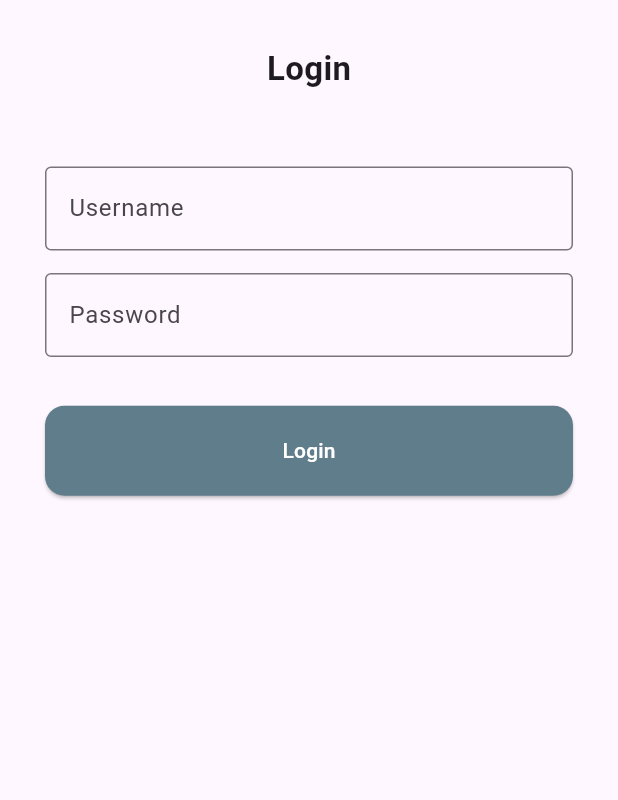
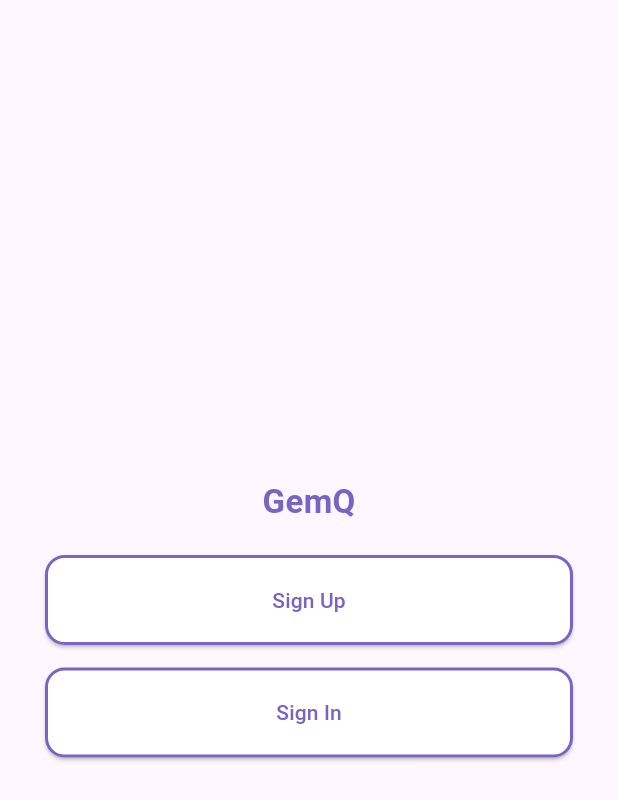
Before and after one commit to fahlan-ap/gemq_flutter, a Flutter app: the screen it shows after launch, on a phone screen of 412 x 824 dp. Shown: the top 800 px of the screen. Run offline on Flutter 3.47's test engine with Material 3 defaults, Android fonts, the phone set to English and light mode, and no system bars; our stand-ins replace get, supabase_flutter; accounts and stored records are empty.

Commit message:
login with supabase integration

```diff
--- /dev/null
+++ b/devtools_options.yaml
@@ -0,0 +1,3 @@
+description: This file stores settings for Dart & Flutter DevTools.
+documentation: https://docs.flutter.dev/tools/devtools/extensions#configure-extension-enablement-states
+extensions:
--- a/lib/main.dart
+++ b/lib/main.dart
@@ -1,12 +1,14 @@
 import 'package:flutter/material.dart';
-import 'package:gemq_flutter/pages/login_screen.dart';
+import 'package:gemq_flutter/pages/splash_screen.dart';
+import 'package:get/get.dart';
 import 'package:supabase_flutter/supabase_flutter.dart';
 
 Future<void> main() async {
   WidgetsFlutterBinding.ensureInitialized();
+
   await Supabase.initialize(
-    url: 'YOUR_SUPABASE_URL',
-    anonKey: 'YOUR_SUPABASE_ANON_KEY',
+    url: 'https://tlssmepqfoskgwkvajlp.supabase.co',
+    anonKey: 'eyJhbGciOiJIUzI1NiIsInR5cCI6IkpXVCJ9.eyJpc3MiOiJzdXBhYmFzZSIsInJlZiI6InRsc3NtZXBxZm9za2d3a3ZhamxwIiwicm9sZSI6ImFub24iLCJpYXQiOjE3NDc4MTYzMTMsImV4cCI6MjA2MzM5MjMxM30.i5RXJ5XA1uDG1M9F5tpy2NwE3iTCpwUeTUxDNFjS4RU',
   );
   runApp(MyApp());
 }
@@ -16,9 +18,9 @@ class MyApp extends StatelessWidget {
 
   @override
   Widget build(BuildContext context) {
-    return MaterialApp(
+    return GetMaterialApp(
       debugShowCheckedModeBanner: false,
-      home: const LoginScreen(),
+      home: SplashScreen(),
     );
   }
 }
--- /dev/null
+++ b/lib/pages/landing_screen.dart
@@ -0,0 +1,86 @@
+import 'package:flutter/material.dart';
+import 'package:gemq_flutter/pages/login_screen.dart';
+import 'package:get/get.dart';
+
+class LandingScreen extends StatefulWidget {
+  const LandingScreen({super.key});
+
+  @override
+  State<LandingScreen> createState() => _LandingScreenState();
+}
+
+class _LandingScreenState extends State<LandingScreen> {
+  @override
+  Widget build(BuildContext context) {
+    return Scaffold(
+      body: Column(
+        mainAxisAlignment: MainAxisAlignment.center,
+        children: [
+          Padding(
+            padding: const EdgeInsets.only(bottom: 20),
+            child: Text(
+              'GemQ',
+              style: TextStyle(
+                fontSize: 22,
+                fontWeight: FontWeight.bold,
+                color: Color(0xFF7965C1),
+              ),
+            ),
+          ),
+
+          Padding(
+            padding: const EdgeInsets.only(left: 30, right: 30, bottom: 7.5),
+            child: SizedBox(
+              width: double.infinity,
+              child: ElevatedButton(
+                style: ElevatedButton.styleFrom(
+                  padding: EdgeInsets.symmetric(vertical: 20),
+                  shape: RoundedRectangleBorder(
+                    borderRadius: BorderRadius.circular(13),
+                    side: BorderSide(color: Color(0xFF7965C1), width: 2.0),
+                  ),
+                  backgroundColor: Colors.white,
+                ),
+                onPressed: () {},
+                child: const Text(
+                  'Sign Up',
+                  style: TextStyle(
+                    fontWeight: FontWeight.w500,
+                    color: Color(0xFF7965C1),
+                  ),
+                ),
+              ),
+            ),
+          ),
+
+          Padding(
+            padding: const EdgeInsets.only(left: 30, right: 30, top: 7.5),
+            child: SizedBox(
+              width: double.infinity,
+              child: ElevatedButton(
+                style: ElevatedButton.styleFrom(
+                  padding: EdgeInsets.symmetric(vertical: 20),
+                  shape: RoundedRectangleBorder(
+                    borderRadius: BorderRadius.circular(13),
+                    side: BorderSide(color: Color(0xFF7965C1), width: 2.0),
+                  ),
+                  backgroundColor: Colors.white,
+                ),
+                onPressed: () {
+                  Get.to(LoginScreen());
+                },
+                child: const Text(
+                  'Sign In',
+                  style: TextStyle(
+                    fontWeight: FontWeight.w500,
+                    color: Color(0xFF7965C1),
+                  ),
+                ),
+              ),
+            ),
+          ),
+        ],
+      ),
+    );
+  }
+}
--- a/pubspec.yaml
+++ b/pubspec.yaml
@@ -35,6 +35,7 @@ dependencies:
   # Use with the CupertinoIcons class for iOS style icons.
   cupertino_icons: ^1.0.8
   supabase_flutter: ^2.9.0
+  get: ^4.7.2
 
 dev_dependencies:
   flutter_test:
```
Also changed, not shown: lib/pages/dashboard.dart (added, +32 -0 lines), lib/pages/login_screen.dart (+68 -17 lines), lib/pages/splash_screen.dart (added, +42 -0 lines), lib/services/auth_service.dart (added, +50 -0 lines), pubspec.lock.
